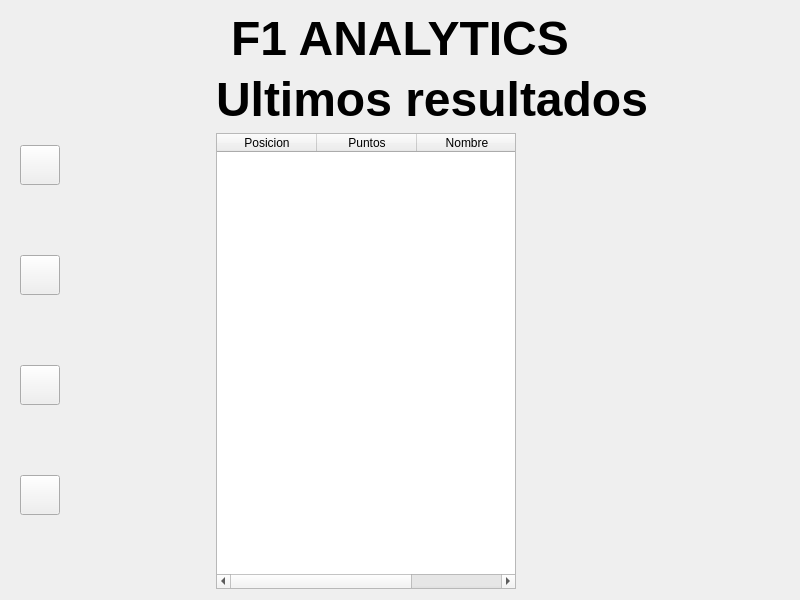
This is Interfaces/principal.ui in AlejandroGtrz/F1 as Qt 5 draws it before an edit. The edited form follows.
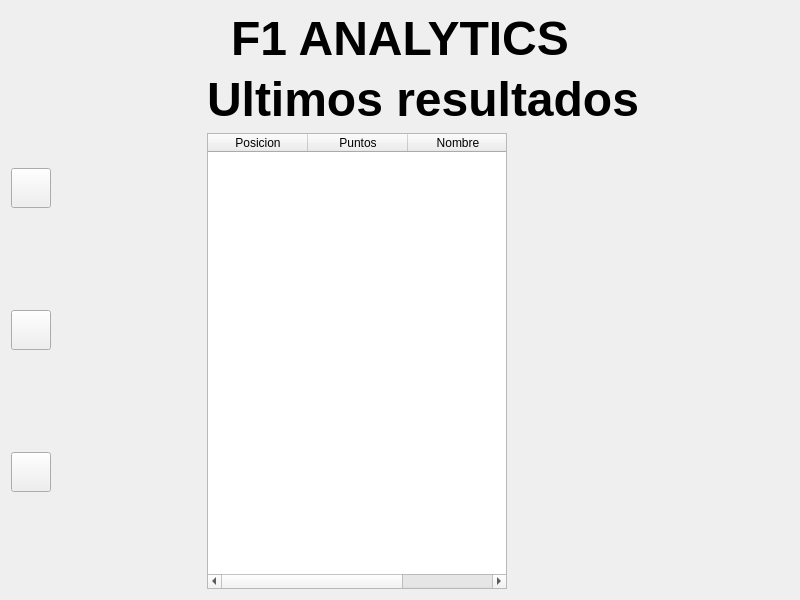
This is the edited form.

```diff
--- a/Interfaces/principal.ui
+++ b/Interfaces/principal.ui
@@ -24,7 +24,6 @@
     <item>
      <layout class="QHBoxLayout" name="horizontalLayout">
       <item>
-       <widget class="QWidget" name="verticalLayoutWidget_2">
         <layout class="QVBoxLayout" name="verticalLayout_2">
          <item>
           <widget class="QPushButton" name="bClasificacion">
@@ -89,30 +88,9 @@
            </property>
           </widget>
          </item>
-         <item>
-          <widget class="QPushButton" name="bParadas">
-           <property name="minimumSize">
-            <size>
-             <width>0</width>
-             <height>40</height>
-            </size>
-           </property>
-           <property name="maximumSize">
-            <size>
-             <width>100</width>
-             <height>16777215</height>
-            </size>
-           </property>
-           <property name="text">
-            <string/>
-           </property>
-          </widget>
-         </item>
-        </layout>
-       </widget>
+      </layout>
       </item>
       <item>
-       <widget class="QWidget" name="gridLayoutWidget">
         <layout class="QGridLayout" name="gridLayout">
          <property name="topMargin">
           <number>0</number>
@@ -165,12 +143,9 @@
           </widget>
          </item>
          <item row="1" column="1">
-          <layout class="QVBoxLayout" name="lTwitter">
-           <!-- Propiedades de QVBoxLayout -->
-          </layout>
-         </item>
-        </layout>
-       </widget>
+        <layout class="QVBoxLayout" name="lTwitter"/>
+       </item>
+      </layout>
       </item>
      </layout>
     </item>
```
Left out of the diff: 6 changed lines with no effect on the pictures. Lines whose indentation alone changed are shown as unchanged.
